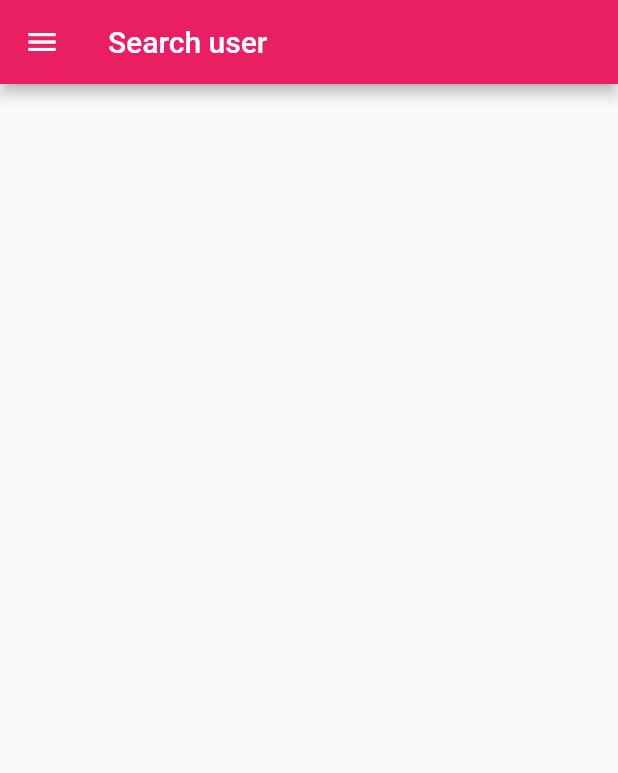
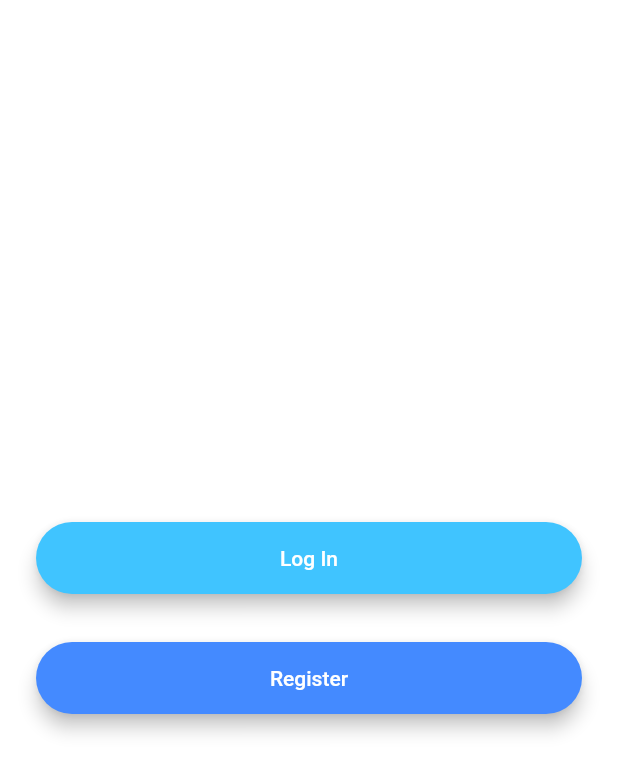
Before and after one commit to franlm1/project-appEnglish, a Flutter app: the screen it shows after launch, on a phone screen of 412 x 824 dp. Shown: the top 773 px of the screen. Run offline on Flutter 3.47's test engine with Material 2 defaults, Android fonts, the phone set to English and light mode, and no system bars; our stand-ins replace cloud_firestore, firebase_auth, firebase_core, firebase_storage, image_cropper, image_picker and 2 more; missing offline and left inert: cloud_firestore_web, firebase_auth_web, firebase_core_web, firebase_storage_web, image_picker_for_web; accounts and stored records are empty.

Commit message:
added welcome screen

```diff
--- /dev/null
+++ b/lib/assets/rounded_button.dart
@@ -0,0 +1,33 @@
+import 'package:flutter/material.dart';
+import 'package:tuttorial_1/add/add_task.dart';
+
+class RoundedButton extends StatelessWidget {
+  RoundedButton(
+      {required this.colour, required this.title, required this.onPressed});
+  final Color colour;
+  final String title;
+  final Function onPressed;
+  @override
+  Widget build(BuildContext context) {
+    return Padding(
+      padding: EdgeInsets.symmetric(vertical: 16.0),
+      child: Material(
+        elevation: 5.0,
+        color: colour,
+        borderRadius: BorderRadius.circular(30.0),
+        child: MaterialButton(
+          onPressed: () {
+
+          } ,
+          //Go to login screen.
+          minWidth: 200.0,
+          height: 42.0,
+          child: Text(
+            title,
+            style: TextStyle(color: Colors.white),
+          ),
+        ),
+      ),
+    );
+  }
+}
--- a/lib/main.dart
+++ b/lib/main.dart
@@ -1,5 +1,9 @@
 import 'package:firebase_core/firebase_core.dart';
 import 'package:flutter/material.dart';
+import 'screens/welcome_screen.dart';
+// import 'home_screen.dart';
+// import 'signup_screen.dart';
+// import 'login_screen.dart';
 
 import 'list/list_user.dart';
 
@@ -17,15 +21,20 @@ class MyApp extends StatelessWidget {
       debugShowCheckedModeBanner: false,
       title: 'Users',
       theme: ThemeData(
-        primarySwatch: Colors.pink,
+        primarySwatch: Colors.red,
         brightness: Brightness.light,
       ),
       darkTheme: ThemeData(
-        primarySwatch: Colors.pink,
-        brightness: Brightness.light,
+        primarySwatch: Colors.red,
+        brightness: Brightness.dark,
       ),
-      home: HomePageMain(),
-      routes: <String, WidgetBuilder>{},
+      home: WelcomeScreen(),
+      routes:{
+        'welcome_screen': (context) => WelcomeScreen(),
+        // 'registration_screen': (context) =>RegistrationScreen(),
+        // 'login_screen': (context) => LoginScreen(),
+        // 'home_screen': (context) => HomeScreen()
+      },
     );
   }
 }
--- /dev/null
+++ b/lib/screens/welcome_screen.dart
@@ -0,0 +1,36 @@
+import 'package:flutter/material.dart';
+import 'package:tuttorial_1/assets/rounded_button.dart';
+
+class WelcomeScreen extends StatefulWidget {
+  @override
+  _WelcomeScreenState createState() => _WelcomeScreenState();
+}
+
+class _WelcomeScreenState extends State<WelcomeScreen> {
+  @override
+  Widget build(BuildContext context) {
+    return Scaffold(
+        backgroundColor: Colors.white,
+        body: Padding(
+          padding: EdgeInsets.symmetric(horizontal: 24.0),
+          child: Column(
+              mainAxisAlignment: MainAxisAlignment.center,
+              crossAxisAlignment: CrossAxisAlignment.stretch,
+              children: <Widget>[
+                RoundedButton(
+                  colour: Colors.lightBlueAccent,
+                  title: 'Log In',
+                  onPressed: () {
+                    Navigator.pushNamed(context, 'login_screen');
+                  },
+                ),
+                RoundedButton(
+                    colour: Colors.blueAccent,
+                    title: 'Register',
+                    onPressed: () {
+                      Navigator.pushNamed(context, 'registration_screen');
+                    }),
+              ]),
+        ));
+  }
+}
```
Also changed, not shown: 90 other files.
